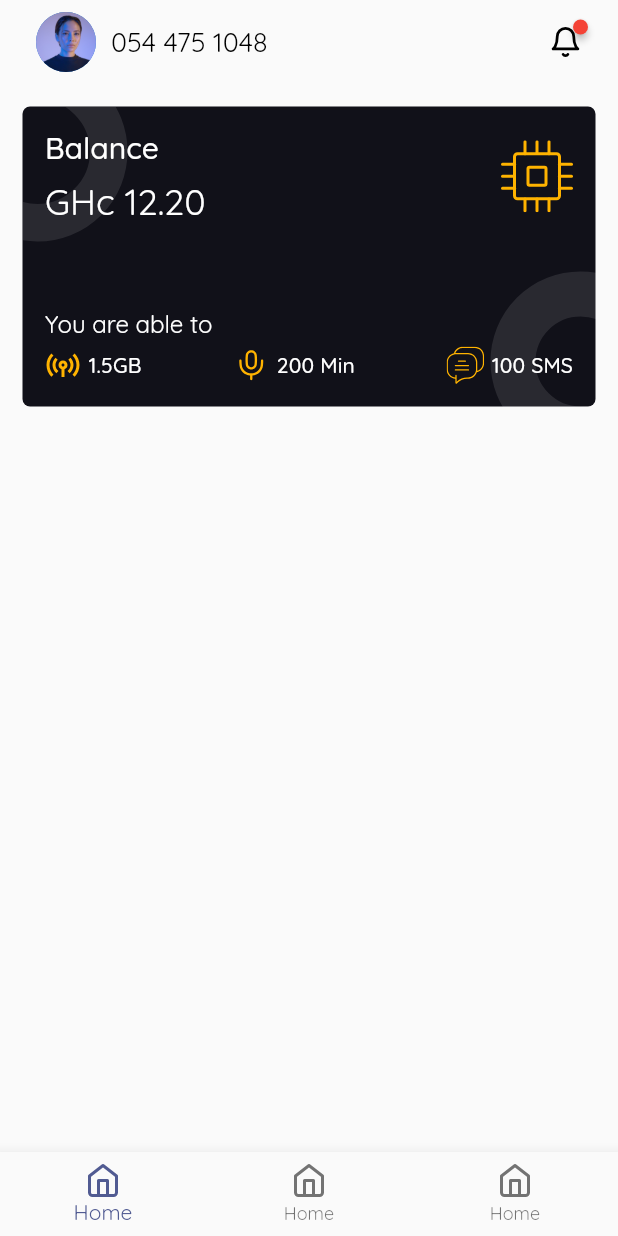
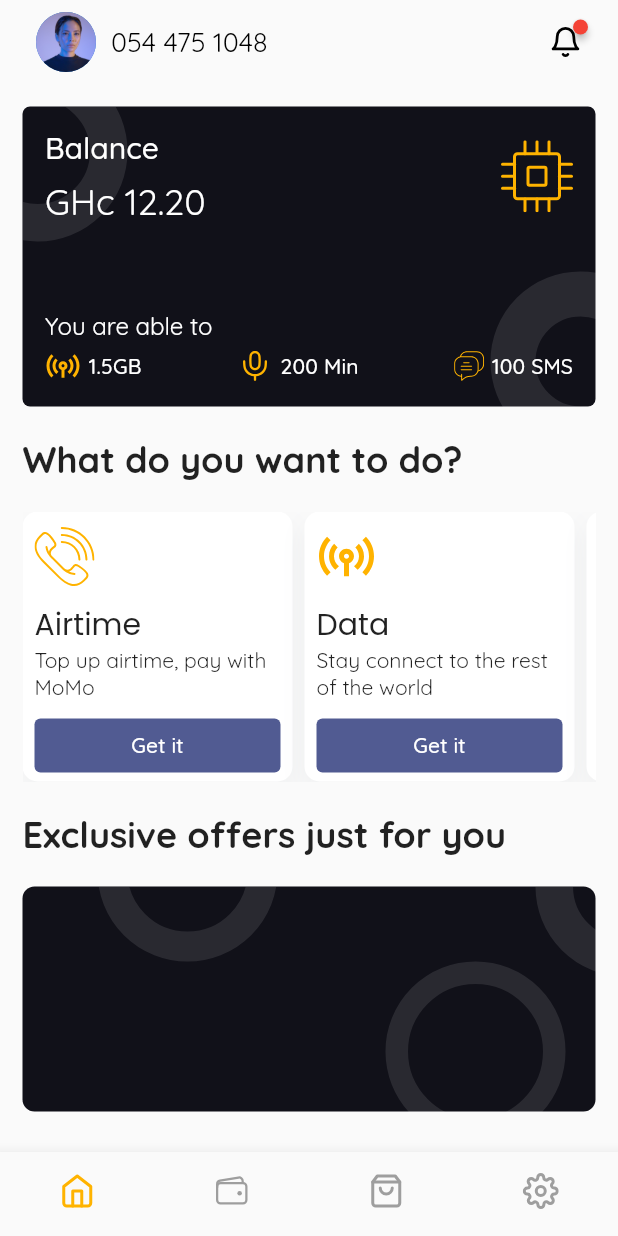
Before and after one commit to jeronasiedu/mira, a Flutter app: the screen it shows after launch, on a phone screen of 412 x 824 dp. Run offline on Flutter 3.47's test engine with Material 2 defaults, Android fonts, the phone set to English and light mode, and no system bars; drawn by our look-alikes of badges; our stand-ins replace flutter_feather_icons, flutter_svg, google_fonts, ionicons.

Commit message:
implement homepage cards

```diff
--- a/lib/main.dart
+++ b/lib/main.dart
@@ -18,6 +18,7 @@ class MyApp extends StatelessWidget {
       theme: ThemeData(
         colorScheme: ColorScheme.fromSeed(
           seedColor: Colors.indigo,
+          secondary: const Color(0xFFffb300),
         ),
         appBarTheme: const AppBarTheme(
           elevation: 0,
@@ -27,6 +28,11 @@ class MyApp extends StatelessWidget {
         textTheme: GoogleFonts.quicksandTextTheme(
           Theme.of(context).textTheme,
         ),
+        // elevatedButtonTheme: ElevatedButtonThemeData(
+        //   style: ElevatedButton.styleFrom(
+        //     primary: const Color.fromARGB(255, 17, 17, 25),
+        //   ),
+        // ),
       ),
       home: const RootApp(),
     );
--- a/lib/root_app.dart
+++ b/lib/root_app.dart
@@ -1,26 +1,121 @@
 import 'package:flutter/material.dart';
 import 'package:flutter_feather_icons/flutter_feather_icons.dart';
+import 'package:ionicons/ionicons.dart';
+import 'package:mira/widgets/activities.dart';
 import 'package:mira/widgets/balance_card.dart';
+import 'package:mira/widgets/circle.dart';
 import 'package:mira/widgets/header.dart';
 
-class RootApp extends StatelessWidget {
+class RootApp extends StatefulWidget {
   const RootApp({Key? key}) : super(key: key);
 
   @override
+  State<RootApp> createState() => _RootAppState();
+}
+
+class _RootAppState extends State<RootApp> {
+  int currentIndex = 0;
+  void handleTap(int index) {
+    setState(() {
+      currentIndex = index;
+    });
+  }
+
+  @override
   Widget build(BuildContext context) {
+    var headingText = Theme.of(context).textTheme.headline5!.copyWith(
+          fontWeight: FontWeight.bold,
+        );
+
+    var size = MediaQuery.of(context).size.width;
+    int numberOfGrids() {
+      if (size < 400) {
+        return 1;
+      } else if (size < 680) {
+        return 2;
+      }
+      return 3;
+    }
+
     return Scaffold(
       appBar: header(),
       body: ListView(
+        physics: const BouncingScrollPhysics(),
         padding: const EdgeInsets.all(15),
-        children: const [
-          BalanceCard(),
+        children: [
+          const BalanceCard(),
+          Padding(
+            padding: const EdgeInsets.symmetric(vertical: 20),
+            child: Text(
+              "What do you want to do?",
+              style: headingText,
+            ),
+          ),
+          const Activities(),
+          Padding(
+            padding: const EdgeInsets.symmetric(vertical: 20),
+            child: Text("Exclusive offers just for you", style: headingText),
+          ),
+          Container(
+            width: double.maxFinite,
+            height: 150,
+            decoration: BoxDecoration(
+              color: const Color.fromARGB(255, 17, 17, 25),
+              borderRadius: BorderRadius.circular(8),
+            ),
+            child: Stack(
+              children: const [
+                Positioned(
+                  top: -70,
+                  left: 50,
+                  child: CircleShape(
+                    width: 20,
+                  ),
+                ),
+                Positioned(
+                  top: -60,
+                  right: -80,
+                  child: CircleShape(
+                    width: 25,
+                  ),
+                ),
+                Positioned(
+                  bottom: -20,
+                  right: 20,
+                  child: CircleShape(
+                    width: 15,
+                  ),
+                ),
+              ],
+            ),
+          )
         ],
       ),
       bottomNavigationBar: BottomNavigationBar(
+        onTap: handleTap,
+        currentIndex: currentIndex,
+        showSelectedLabels: false,
+        showUnselectedLabels: false,
+        selectedItemColor: const Color(0xFFffb300),
+        unselectedItemColor: Colors.grey,
+        type: BottomNavigationBarType.fixed,
         items: const [
-          BottomNavigationBarItem(icon: Icon(FeatherIcons.home), label: "Home"),
-          BottomNavigationBarItem(icon: Icon(FeatherIcons.home), label: "Home"),
-          BottomNavigationBarItem(icon: Icon(FeatherIcons.home), label: "Home"),
+          BottomNavigationBarItem(
+            icon: Icon(FeatherIcons.home),
+            label: "Home",
+          ),
+          BottomNavigationBarItem(
+            icon: Icon(Ionicons.wallet_outline),
+            label: "MoMo",
+          ),
+          BottomNavigationBarItem(
+            icon: Icon(FeatherIcons.shoppingBag),
+            label: "Just4u",
+          ),
+          BottomNavigationBarItem(
+            icon: Icon(FeatherIcons.settings),
+            label: "profile",
+          ),
         ],
       ),
     );
--- /dev/null
+++ b/lib/widgets/activities.dart
@@ -0,0 +1,51 @@
+import 'package:flutter/material.dart';
+import 'package:mira/widgets/user_activity.dart';
+
+class Activities extends StatelessWidget {
+  const Activities({
+    Key? key,
+  }) : super(key: key);
+
+  @override
+  Widget build(BuildContext context) {
+    return SizedBox(
+      height: 180,
+      child: ListView(
+        physics: const BouncingScrollPhysics(),
+        scrollDirection: Axis.horizontal,
+        children: const [
+          UserActivity(
+            title: "Airtime",
+            description: "Top up airtime, pay with MoMo",
+            image: "assets/phone.svg",
+          ),
+          UserActivity(
+            title: "Data",
+            description: "Stay connect to the rest of the world",
+            image: "assets/data.svg",
+          ),
+          UserActivity(
+            title: "MTN Pulse",
+            description: "Mashup your bundles",
+            image: "assets/package.svg",
+          ),
+          UserActivity(
+            title: "Social Bundle",
+            description: "Get Social | Stay connected",
+            image: "assets/social.svg",
+          ),
+          UserActivity(
+            title: "Others",
+            description: "Videos, Midnight & Kokrokoo",
+            image: "assets/plus.svg",
+          ),
+          UserActivity(
+            title: "Just4U",
+            description: "Unique offers for you",
+            image: "assets/gift.svg",
+          ),
+        ],
+      ),
+    );
+  }
+}
--- a/lib/widgets/balance_card.dart
+++ b/lib/widgets/balance_card.dart
@@ -106,7 +106,7 @@ class BalanceCard extends StatelessWidget {
                               padding: const EdgeInsets.only(right: 5),
                               child: SvgPicture.asset(
                                 'assets/sms.svg',
-                                width: 25,
+                                width: 20,
                               ),
                             ),
                             Text("100 SMS", style: valueText)
--- a/lib/widgets/circle.dart
+++ b/lib/widgets/circle.dart
@@ -5,8 +5,10 @@ class CircleShape extends StatelessWidget {
   const CircleShape({
     Key? key,
     this.width,
+    this.color,
   }) : super(key: key);
   final double? width;
+  final Color? color;
   @override
   Widget build(BuildContext context) {
     return Container(
@@ -17,7 +19,7 @@ class CircleShape extends StatelessWidget {
         border: Border.fromBorderSide(
           BorderSide(
             width: width ?? 25,
-            color: Colors.white.withOpacity(0.1),
+            color: color ?? Colors.white.withOpacity(0.1),
           ),
         ),
       ),
--- /dev/null
+++ b/lib/widgets/user_activity.dart
@@ -0,0 +1,71 @@
+// ignore_for_file: public_member_api_docs, sort_constructors_first
+import 'package:flutter/material.dart';
+import 'package:flutter_svg/flutter_svg.dart';
+import 'package:google_fonts/google_fonts.dart';
+
+class UserActivity extends StatelessWidget {
+  const UserActivity({
+    Key? key,
+    required this.title,
+    required this.description,
+    required this.image,
+  }) : super(key: key);
+  final String title;
+  final String description;
+  final String image;
+
+  @override
+  Widget build(BuildContext context) {
+    return Container(
+      width: 180,
+      margin: const EdgeInsets.only(right: 8),
+      padding: const EdgeInsets.only(top: 10, left: 8, right: 8),
+      height: double.maxFinite,
+      decoration: BoxDecoration(
+        color: Colors.white,
+        borderRadius: BorderRadius.circular(10),
+        boxShadow: const [
+          BoxShadow(
+            color: Color.fromRGBO(149, 157, 165, 0.1),
+            blurRadius: 14,
+            spreadRadius: 0,
+            offset: Offset(
+              0,
+              8,
+            ),
+          ),
+        ],
+      ),
+      child: Column(
+        crossAxisAlignment: CrossAxisAlignment.start,
+        children: [
+          Padding(
+            padding: const EdgeInsets.only(bottom: 10),
+            child: SvgPicture.asset(
+              image,
+              width: 40,
+            ),
+          ),
+          Text(
+            title,
+            style: GoogleFonts.poppins(
+              fontSize: 20,
+            ),
+          ),
+          Text(description),
+          const Spacer(),
+          SizedBox(
+            width: double.maxFinite,
+            child: ElevatedButton(
+              onPressed: () {},
+              style: ElevatedButton.styleFrom(
+                elevation: 0,
+              ),
+              child: const Text("Get it"),
+            ),
+          )
+        ],
+      ),
+    );
+  }
+}
--- a/pubspec.yaml
+++ b/pubspec.yaml
@@ -18,6 +18,8 @@ dependencies:
   flutter_feather_icons: ^2.0.0+1
   flutter_svg: ^1.1.3
   google_fonts: ^3.0.1
+  ionicons: ^0.2.1
+  lottie: ^1.4.1
 
 dev_dependencies:
   flutter_lints: ^2.0.0
```
Also changed, not shown: assets/chat_lottie.json (added, +1 -0 lines), assets/chatting.svg (added), assets/gift.svg (added), assets/package.svg (added), assets/plus.svg (added), assets/social.svg (added), pubspec.lock.
